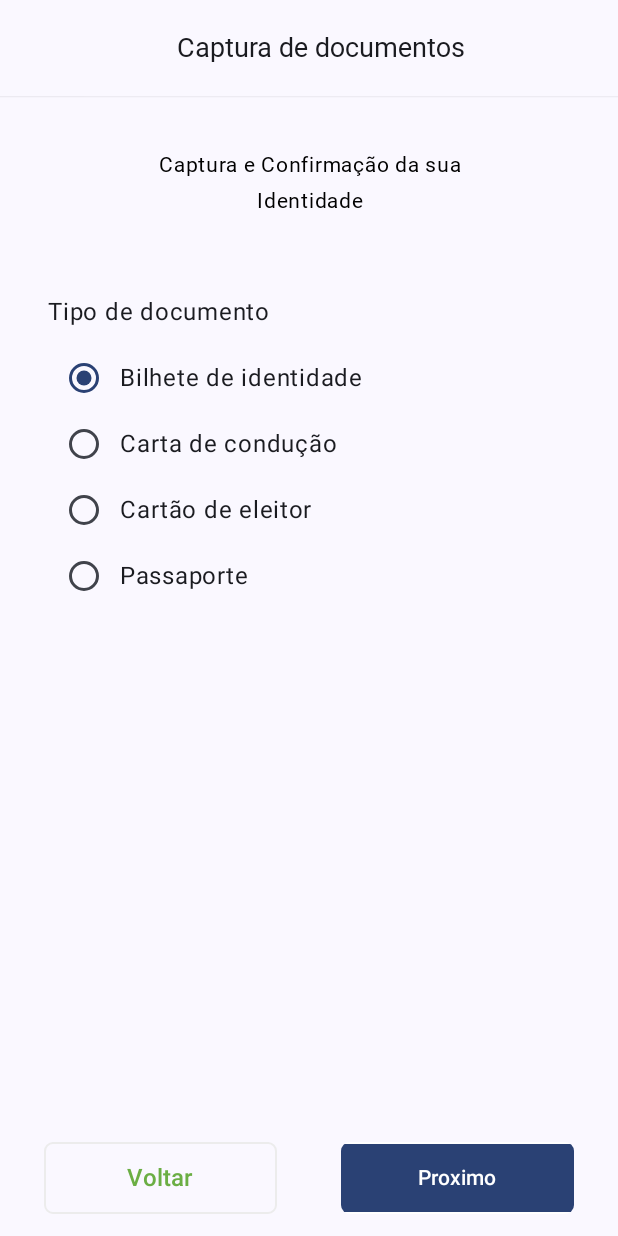
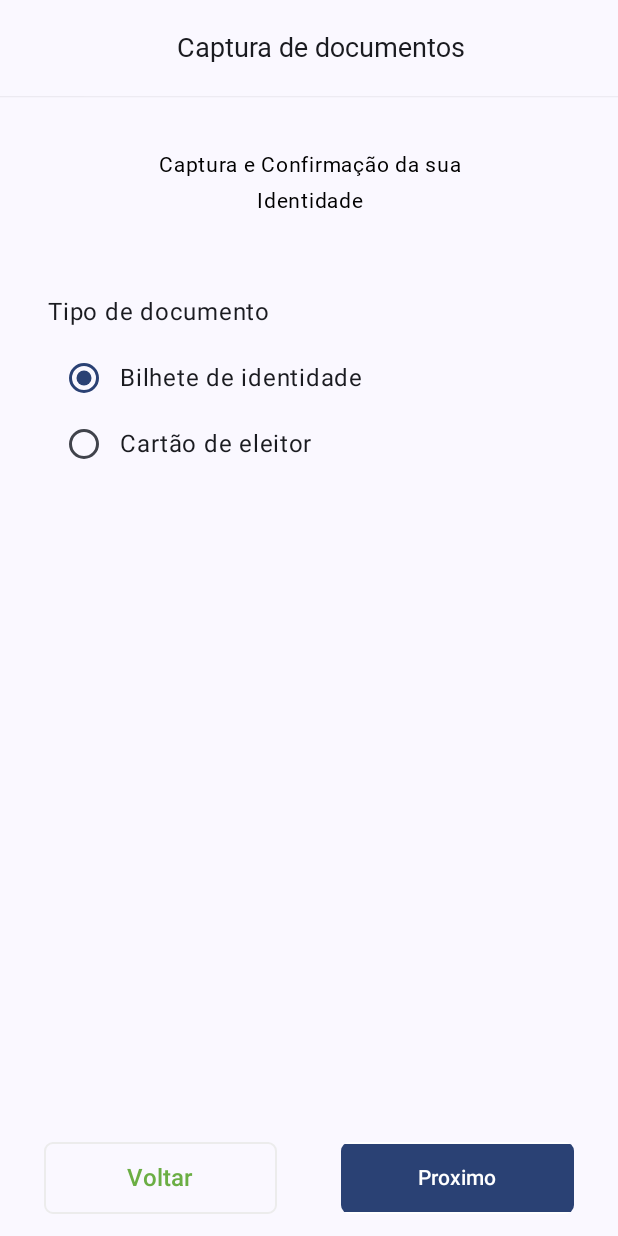
Before and after one commit to Tablu-Tech/modi-sdk, an Android app built with Jetpack Compose: the document_choose screen opened through its navigation route, on a phone screen of 412 x 824 dp. Run offline under Robolectric (Android 15) with nearby library versions, the phone set to English and light mode, and no system bars; Roboto replaces fonts that are not available here.

Commit message:
update documents fields

```diff
--- a/modisdk/src/main/java/com/tablutech/modisdk/ui/screens/DocumentChoose.kt
+++ b/modisdk/src/main/java/com/tablutech/modisdk/ui/screens/DocumentChoose.kt
@@ -91,23 +91,23 @@ fun DocumentChoose(navController: NavController? = null, onImageCaptured: (Bitma
                         Text(text = "Bilhete de identidade")
                     };
 
-                    Row(
-                        modifier = Modifier
-                            .height(44.dp)
-                            .fillMaxWidth(),
-                        verticalAlignment = Alignment.CenterVertically,
-                        horizontalArrangement = Arrangement.Start
-                    ) {
-                        RadioButton(
-                            selected = selectedDocumentOption.value == "Carta de condução",
-                            onClick = {
-                                selectedDocumentOption.value = "Carta de condução"
-                                Constants.documentTypeID = "Carta de condução"
-                            },
-                        )
-
-                        Text(text = "Carta de condução")
-                    };
+//                    Row(
+//                        modifier = Modifier
+//                            .height(44.dp)
+//                            .fillMaxWidth(),
+//                        verticalAlignment = Alignment.CenterVertically,
+//                        horizontalArrangement = Arrangement.Start
+//                    ) {
+//                        RadioButton(
+//                            selected = selectedDocumentOption.value == "Carta de condução",
+//                            onClick = {
+//                                selectedDocumentOption.value = "Carta de condução"
+//                                Constants.documentTypeID = "Carta de condução"
+//                            },
+//                        )
+//
+//                        Text(text = "Carta de condução")
+//                    };
 
                     Row(
                         modifier = Modifier
@@ -127,24 +127,24 @@ fun DocumentChoose(navController: NavController? = null, onImageCaptured: (Bitma
                         Text(text = "Cartão de eleitor")
                     };
 
-                    Row(
-                        modifier = Modifier
-                            .height(44.dp)
-                            .fillMaxWidth(),
-                        verticalAlignment = Alignment.CenterVertically,
-                        horizontalArrangement = Arrangement.Start
-                    ) {
-
-                        RadioButton(
-                            selected = selectedDocumentOption.value == "Passaporte",
-                            onClick = {
-                                selectedDocumentOption.value = "Passaporte"
-                                Constants.documentTypeID = "Passaporte"
-                            },
-                        )
-
-                        Text(text = "Passaporte")
-                    };
+//                    Row(
+//                        modifier = Modifier
+//                            .height(44.dp)
+//                            .fillMaxWidth(),
+//                        verticalAlignment = Alignment.CenterVertically,
+//                        horizontalArrangement = Arrangement.Start
+//                    ) {
+//
+//                        RadioButton(
+//                            selected = selectedDocumentOption.value == "Passaporte",
+//                            onClick = {
+//                                selectedDocumentOption.value = "Passaporte"
+//                                Constants.documentTypeID = "Passaporte"
+//                            },
+//                        )
+//
+//                        Text(text = "Passaporte")
+//                    };
                 }
             }
         }
```
